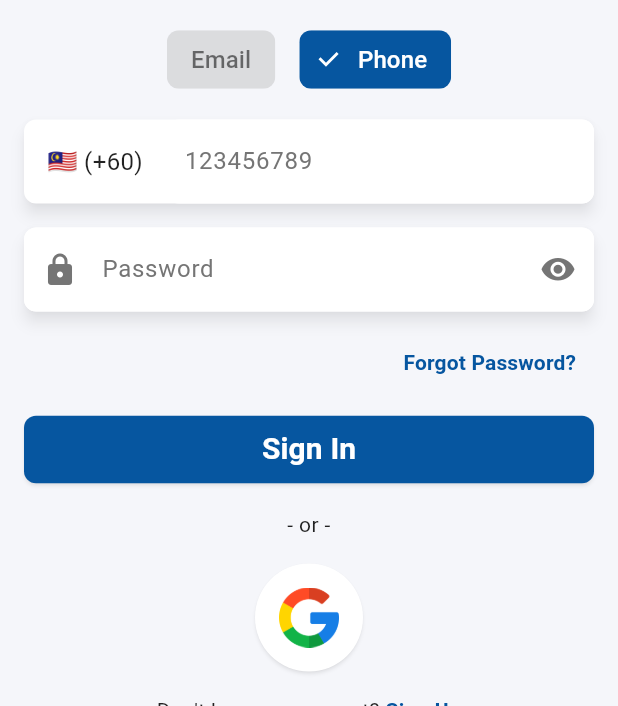
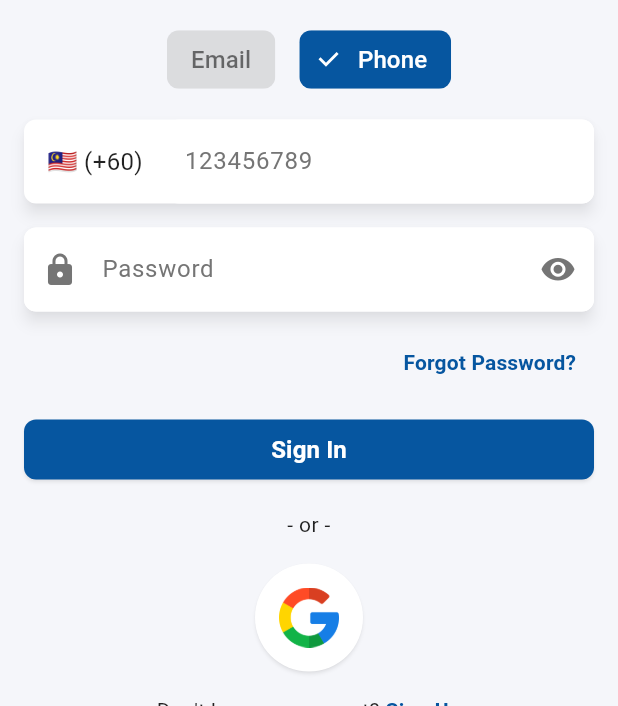
Before and after one commit to EzyDevStudio/ezy-member-v2, a Flutter app: the AuthenticationScreen screen opened by its route, after a tap on "Phone", on a phone screen of 412 x 824 dp, the part 530-1236 px from its top. Run offline on Flutter 3.47's test engine with Material 3 defaults, Android fonts, the phone set to English and light mode, and no system bars; our stand-ins replace app_links, connectivity_plus, dio, firebase_auth, firebase_core, flutter_local_notifications and 9 more; missing offline and left inert: coupon_uikit, encrypt, qr_bar_code; accounts and stored records are empty.

Commit message:
Commit 31

```diff
--- a/lib/helpers/responsive_helper.dart
+++ b/lib/helpers/responsive_helper.dart
@@ -3,7 +3,7 @@ import 'dart:io';
 import 'package:flutter/foundation.dart';
 import 'package:flutter/material.dart';
 
-enum DevicePlatform { android, ios, web, unknown }
+enum DevicePlatform { app, web }
 
 enum DeviceType { mobile, tablet, desktop }
 
@@ -36,19 +36,17 @@ class ResponsiveHelper {
   void _detectPlatform() {
     if (kIsWeb) {
       platform = DevicePlatform.web;
-    } else if (Platform.isAndroid) {
-      platform = DevicePlatform.android;
-    } else if (Platform.isIOS) {
-      platform = DevicePlatform.ios;
+    } else if (Platform.isAndroid || Platform.isIOS) {
+      platform = DevicePlatform.app;
     } else {
-      platform = DevicePlatform.unknown;
+      platform = DevicePlatform.app;
     }
   }
 
   void _detectDeviceType() {
     double deviceWidth = 0.0;
 
-    if (platform == DevicePlatform.android || platform == DevicePlatform.ios) {
+    if (platform == DevicePlatform.app) {
       deviceWidth = orientation == Orientation.portrait ? screenWidth : screenHeight;
 
       if (deviceWidth < mobileBreakpoint) {
@@ -79,15 +77,15 @@ class ResponsiveHelper {
   //   return "H: ${screenHeight.toStringAsFixed(1)}, W: ${screenWidth.toStringAsFixed(1)}, R: ${aspectRatio.toStringAsFixed(1)}";
   // }
 
-  double _textScale() => deviceType == DeviceType.desktop ? 1.3 : 1.0;
-  double _sizeScale() => deviceType == DeviceType.desktop ? 2.0 : (deviceType == DeviceType.tablet ? 1.5 : 1.0);
+  double _textScale() => 1.0;
+  double _sizeScale() => 1.0;
 
   int quickAccessCount() => deviceType == DeviceType.desktop ? 5 : (deviceType == DeviceType.tablet ? 4 : 3);
   double authSize() => deviceType == DeviceType.desktop ? 300.0 : 200.0;
   double avatarSize() => deviceType == DeviceType.desktop ? 70.0 : 50.0;
   double nearbyHeight() => deviceType == DeviceType.desktop ? 300.0 : 200.0;
   double quickAccessHeight() => deviceType == DeviceType.desktop ? 150.0 : 100.0;
-  double voucherHeight() => deviceType == DeviceType.desktop ? 175.0 : 125.0;
+  double voucherHeight() => deviceType == DeviceType.desktop ? 125.0 : 125.0;
   double voucherWidth() => deviceType == DeviceType.desktop ? 400.0 : 300.0;
   double welcomeSize() => deviceType == DeviceType.desktop ? 500.0 : 400.0;
 }
--- a/lib/widgets/custom_button.dart
+++ b/lib/widgets/custom_button.dart
@@ -4,14 +4,18 @@ import 'package:ezymember/widgets/custom_text.dart';
 import 'package:flutter/material.dart';
 
 class CustomFilledButton extends StatelessWidget {
+  final bool isLarge;
   final Color? backgroundColor;
+  final IconData? icon;
   final String label;
   final VoidCallback onTap;
 
-  const CustomFilledButton({super.key, this.backgroundColor, required this.label, required this.onTap});
+  const CustomFilledButton({super.key, this.isLarge = true, this.backgroundColor, this.icon, required this.label, required this.onTap});
 
   @override
-  Widget build(BuildContext context) => ElevatedButton(
+  Widget build(BuildContext context) => SizedBox(
+    width: isLarge ? double.infinity : null,
+    child: ElevatedButton(
       style: ElevatedButton.styleFrom(
         backgroundColor: backgroundColor ?? Theme.of(context).colorScheme.primary,
         shape: RoundedRectangleBorder(borderRadius: BorderRadius.circular(kBorderRadiusS)),
@@ -19,7 +23,16 @@ class CustomFilledButton extends StatelessWidget {
       onPressed: onTap,
       child: Padding(
         padding: EdgeInsets.symmetric(horizontal: 16.dp, vertical: 8.dp),
-      child: CustomText(label, color: Theme.of(context).colorScheme.onPrimary, fontSize: 20.0, fontWeight: FontWeight.w700),
+        child: Row(
+          mainAxisAlignment: MainAxisAlignment.center,
+          mainAxisSize: MainAxisSize.min,
+          spacing: 8.dp,
+          children: <Widget>[
+            if (icon != null) Icon(icon, color: Theme.of(context).colorScheme.onPrimary, size: 24.0),
+            CustomText(label, color: Theme.of(context).colorScheme.onPrimary, fontSize: 16.0, fontWeight: FontWeight.bold),
+          ],
+        ),
+      ),
     ),
   );
 }
--- a/lib/widgets/custom_modal.dart
+++ b/lib/widgets/custom_modal.dart
@@ -53,7 +53,6 @@ class CustomDialog extends StatelessWidget {
 
   @override
   Widget build(BuildContext context) => AlertDialog(
-    constraints: BoxConstraints(maxWidth: ResponsiveHelper.mobileBreakpoint),
     backgroundColor: AppColors.defaultWhite,
     surfaceTintColor: AppColors.defaultWhite,
     actions: <Widget>[
```
Also changed, not shown: lib/widgets/custom_loading.dart (+4 -57 lines). Lines whose indentation alone changed are shown as unchanged.
